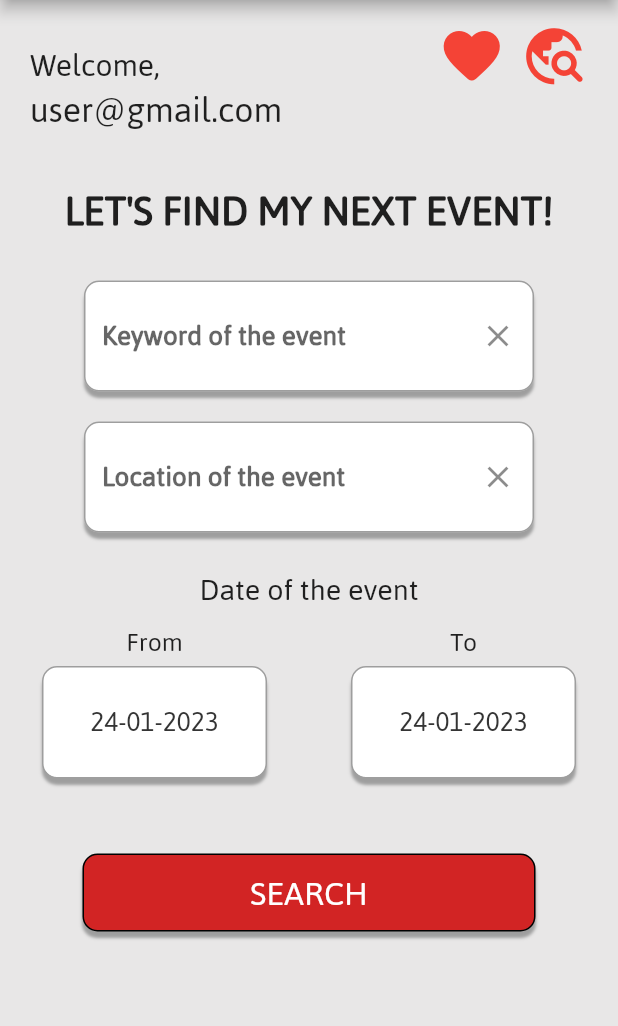
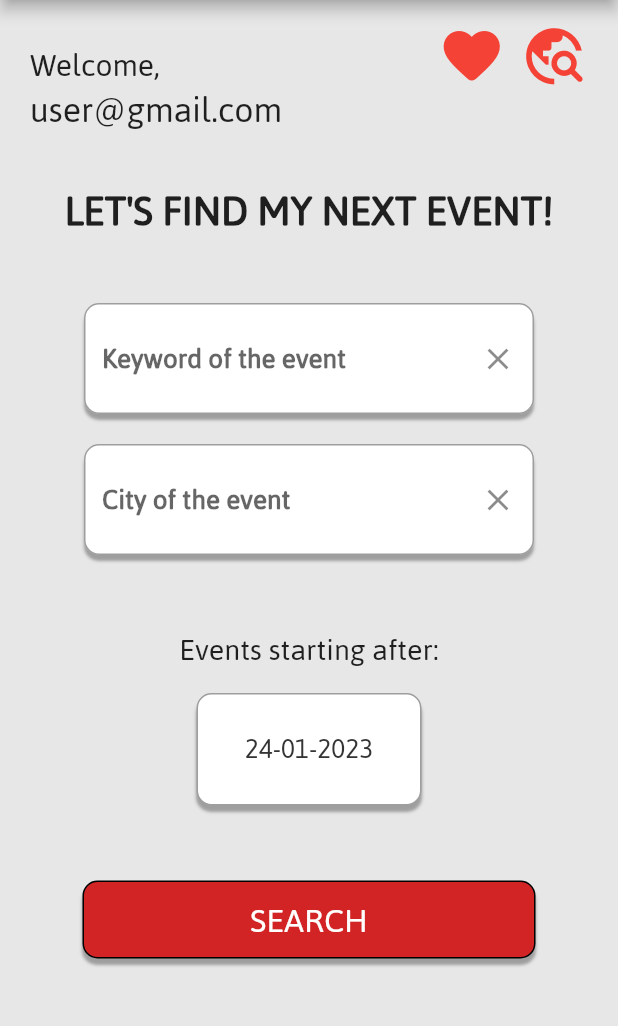
Before and after one commit to TheDavidLaCosa/tickly, a Flutter app: the screen it shows after launch, after a tap on "SEARCH", on a phone screen of 412 x 824 dp, the part 84-1110 px from its top. Run offline on Flutter 3.47's test engine with Material 2 defaults, Android fonts, the phone set to English and light mode, and no system bars; network calls fail.

Commit message:
Errors list solved. No end date

```diff
--- a/lib/Global widgets/eventCard.dart
+++ b/lib/Global widgets/eventCard.dart
@@ -47,7 +47,10 @@ class _eventCardState extends State<eventCard> {
               height: 50,
               child: AspectRatio(
                 aspectRatio: 16/9,
-                child: Image.asset(widget.image),
+                child: FadeInImage.assetNetwork(
+                  placeholder: 'assets/images/prova.jpg',
+                  image: widget.image,
+                ),
               )),
           const SizedBox(width: 15),
           Expanded(
--- a/lib/PantallaResults.dart
+++ b/lib/PantallaResults.dart
@@ -52,9 +52,9 @@ class _PantallaResultsState extends State<PantallaResults> {
                         itemCount: _data.page!.totalElements! < 200 ? _data.page!.totalElements! : 200,
                         itemBuilder: (context, index) {
                           if(_data.embedded!.events![index].embedded != null){
-                            return eventCard(image: "assets/images/prova.jpg", title: _data.embedded!.events[index]!.name!, time: DateFormat('yyyy-MM-dd').format(_data.embedded!.events[index]!.dates!.start!.localDate!), country: _data.embedded!.events[index]!.embedded!.venues[0]!.country!.name!, city: _data.embedded!.events[index]!.embedded!.venues[0]!.city!.name!, link: "link");
+                            return eventCard(image: _data.embedded!.events[index]!.images[0]!.url!, title: _data.embedded!.events[index]!.name!, time: DateFormat('yyyy-MM-dd').format(_data.embedded!.events[index]!.dates!.start!.localDate!), country: _data.embedded!.events[index]!.embedded!.venues[0]!.country!.name!, city: _data.embedded!.events[index]!.embedded!.venues[0]!.city!.name!, link: "link");
                           }else{
-                            return eventCard(image: "assets/images/prova.jpg", title: _data.embedded!.events[index]!.name!, time: DateFormat('yyyy-MM-dd').format(_data.embedded!.events[index]!.dates!.start!.localDate!), country: "No country", city: "No city", link: "link");
+                            return eventCard(image: _data.embedded!.events[index]!.images[0]!.url!, title: _data.embedded!.events[index]!.name!, time: DateFormat('yyyy-MM-dd').format(_data.embedded!.events[index]!.dates!.start!.localDate!), country: "No country", city: "No city", link: "link");
 
                           }
                         },
--- a/lib/PantallaSearch.dart
+++ b/lib/PantallaSearch.dart
@@ -25,13 +25,12 @@ class _PantallaSearchState extends State<PantallaSearch> {
   final _location = TextEditingController();
 
   Future<EventModel> _search(
-      String event, String startDate, String endDate, String location) async {
+      String event, String startDate, String location) async {
     final uri = Uri.https('app.ticketmaster.com', 'discovery/v2/events', {
       'apikey': '7elxdku9GGG5k8j0Xm8KWdANDgecHMV0',
       'keyword': event,
-      'locale': '*',
+      'locale': 'es',
       'startDateTime': startDate,
-      'endDateTime': endDate,
       'city': location,
       'size': "200",
     });
@@ -143,57 +142,30 @@ class _PantallaSearchState extends State<PantallaSearch> {
                           fontFamily: "jaldi",
                           fontSize: 30,
                           fontWeight: FontWeight.bold)),
-                  const SizedBox(height: 20),
+                  const SizedBox(height: 35),
                   TextInput(text: "Keyword of the event", controller: _event),
                   const SizedBox(height: 20),
                   TextInput(
-                      text: "Location of the event", controller: _location),
-                  const SizedBox(height: 20),
-                  const Text("Date of the event",
+                      text: "City of the event", controller: _location),
+                  const SizedBox(height: 45),
+                  const Text("Events starting after:",
                       style: TextStyle(fontFamily: "jaldi", fontSize: 22)),
-                  Row(
-                    children: <Widget>[
-                      Expanded(
-                        child: Column(
-                          children: <Widget>[
-                            const Text("From",
-                                style: TextStyle(
-                                    fontFamily: "jaldi", fontSize: 19)),
+                  const SizedBox(height: 10),
                   TimePicker(onDateSelected: (_auxDate) {
                     _startDate = _formatter.format(DateTime(
-                                  _auxDate.year, _auxDate.month, _auxDate.day));
-                              print(_startDate);
-                            })
-                          ],
-                        ),
-                      ),
-                      Expanded(
-                        child: Column(
-                          children: <Widget>[
-                            const Text("To",
-                                style: TextStyle(
-                                    fontFamily: "jaldi", fontSize: 19)),
-                            TimePicker(onDateSelected: (_auxDate) {
-                              _endDate = _formatter.format(DateTime(
                         _auxDate.year,
                         _auxDate.month,
                         _auxDate.day,
-                                  23,
-                                  59));
+                        00,
+                        00));
                     print(_endDate);
-                            })
-                          ],
-                        ),
-                      ),
-                    ],
-                  ),
+                  }),
                   const SizedBox(height: 50),
                   //TODO Red button
                   RedButton(
                       text: "SEARCH",
                       function: () => {
-                            _search(_event.text, _startDate, _endDate,
-                                    _location.text)
+                            _search(_event.text, _startDate, _location.text)
                                 .then((data) {
                               Navigator.push(
                                 context,
```
Lines whose indentation alone changed are shown as unchanged.
